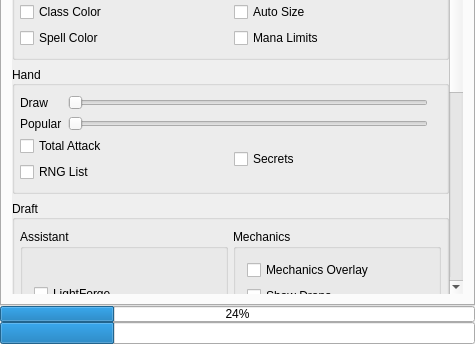
supertriodo/Arena-Tracker, file mainwindow.ui: the form before one commit; both pictures show x 0 to 475 and y 353 to 697 of the 475 by 697 pixel window.
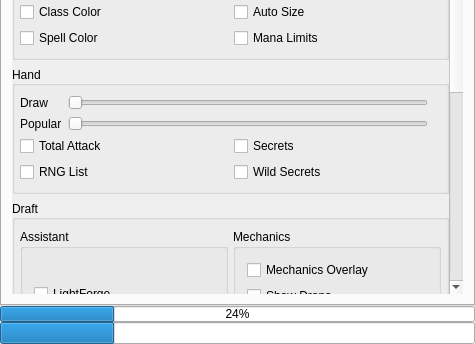
The form after the commit. The open tabs and pages were chosen to show the change. Icons and pictures are not drawn. Custom widgets are drawn as their Qt base class.

Commit message:
Secrets: Add the option to show wild possibilities when the opponent plays a secret in constructed play.
https://github.com/supertriodo/Arena-Tracker/issues/119

```diff
--- a/mainwindow.ui
+++ b/mainwindow.ui
@@ -2102,6 +2102,17 @@
                        </property>
                       </widget>
                      </item>
+                     <item>
+                      <widget class="QCheckBox" name="configCheckWildSecrets">
+                       <property name="toolTip">
+                        <string>Wild Secrets: In constructed play, show wild possibilities
+when the opponent plays a secret.</string>
+                       </property>
+                       <property name="text">
+                        <string>Wild Secrets</string>
+                       </property>
+                      </widget>
+                     </item>
                     </layout>
                    </item>
                   </layout>
```
The commit also changes 4 other files.
